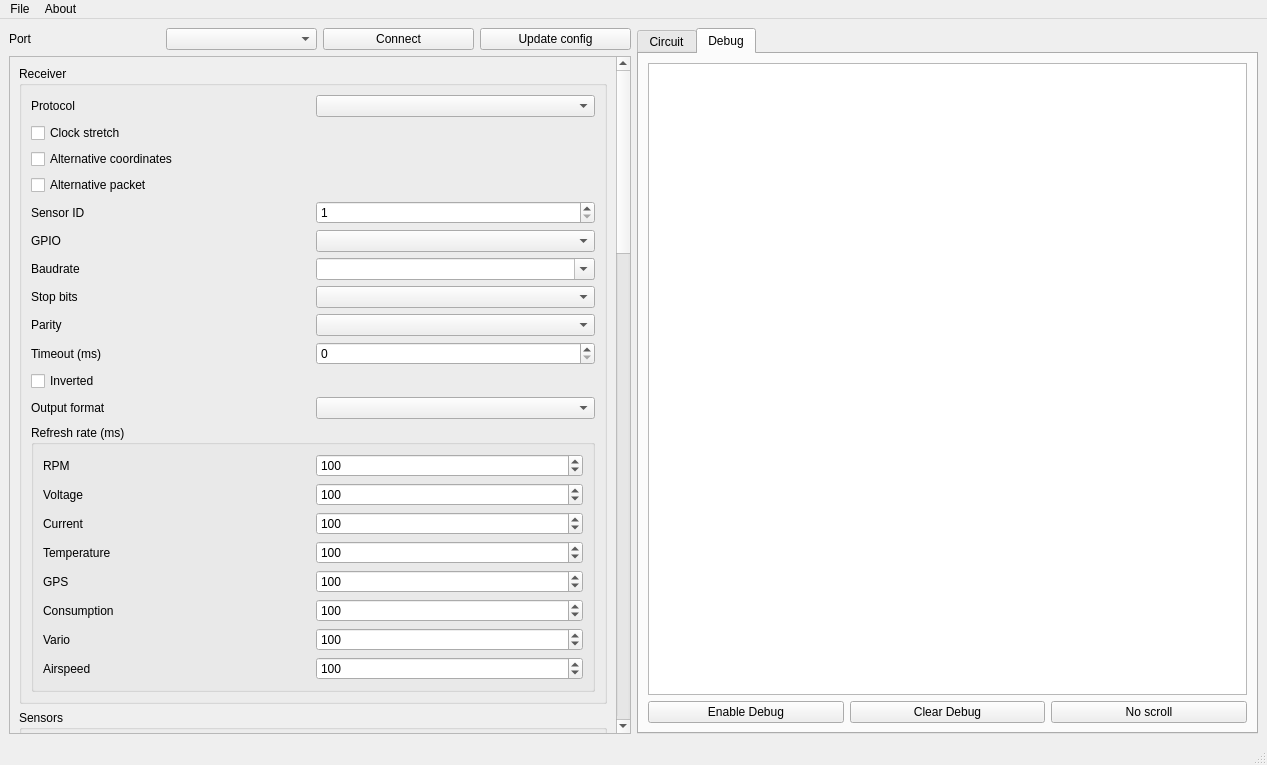
Old version of the form msrc_gui/mainwindow.ui in the repository dgatf/msrc.
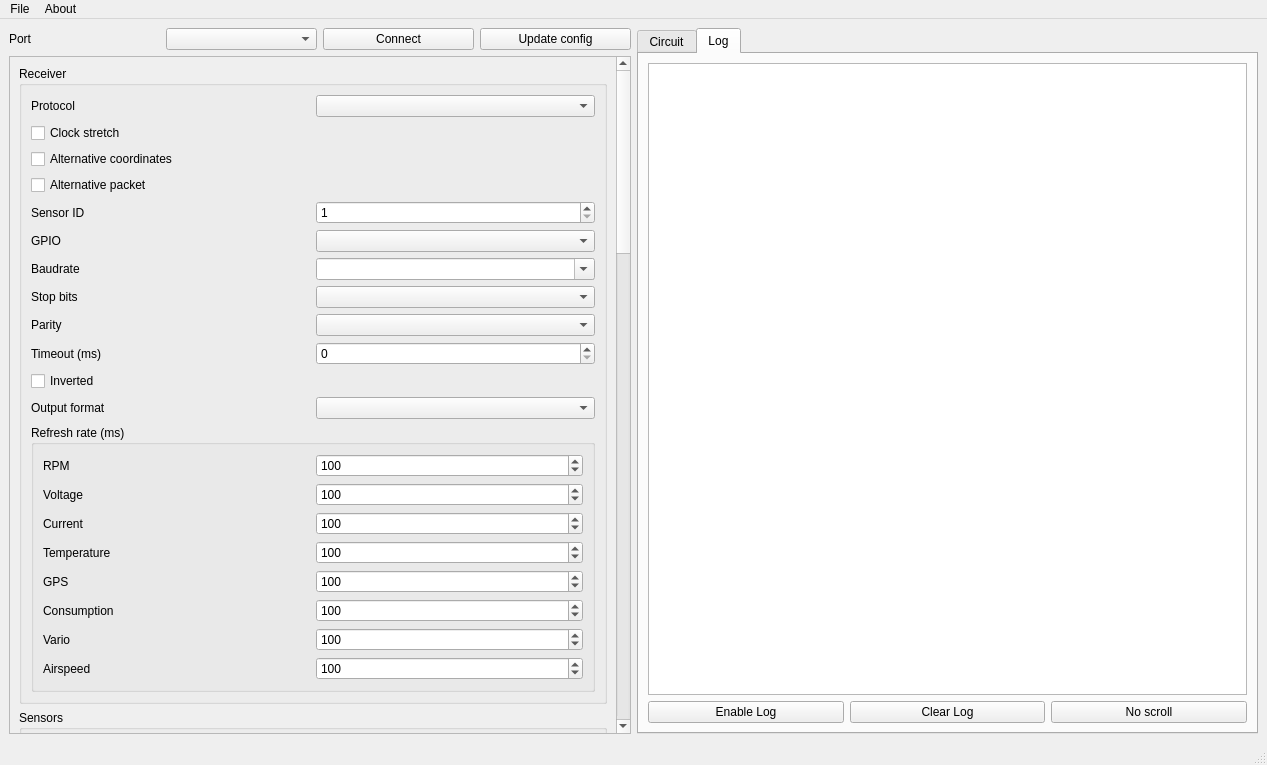
New version of the form. Icons and pictures are not drawn.

Commit message: Change MSRC Link string Debug to Log

The edit to the form file:
```diff
--- a/msrc_gui/mainwindow.ui
+++ b/msrc_gui/mainwindow.ui
@@ -1658,7 +1658,7 @@
           </widget>
           <widget class="QWidget" name="tab_2">
            <attribute name="title">
-            <string>Debug</string>
+            <string>Log</string>
            </attribute>
            <layout class="QVBoxLayout" name="verticalLayout_3">
             <item>
@@ -1673,14 +1673,14 @@
               <item>
                <widget class="QPushButton" name="btDebug">
                 <property name="text">
-                 <string>Enable Debug</string>
+                 <string>Enable Log</string>
                 </property>
                </widget>
               </item>
               <item>
                <widget class="QPushButton" name="btClearDebug">
                 <property name="text">
-                 <string>Clear Debug</string>
+                 <string>Clear Log</string>
                 </property>
                </widget>
               </item>
```
The commit also changes 1 other file.
